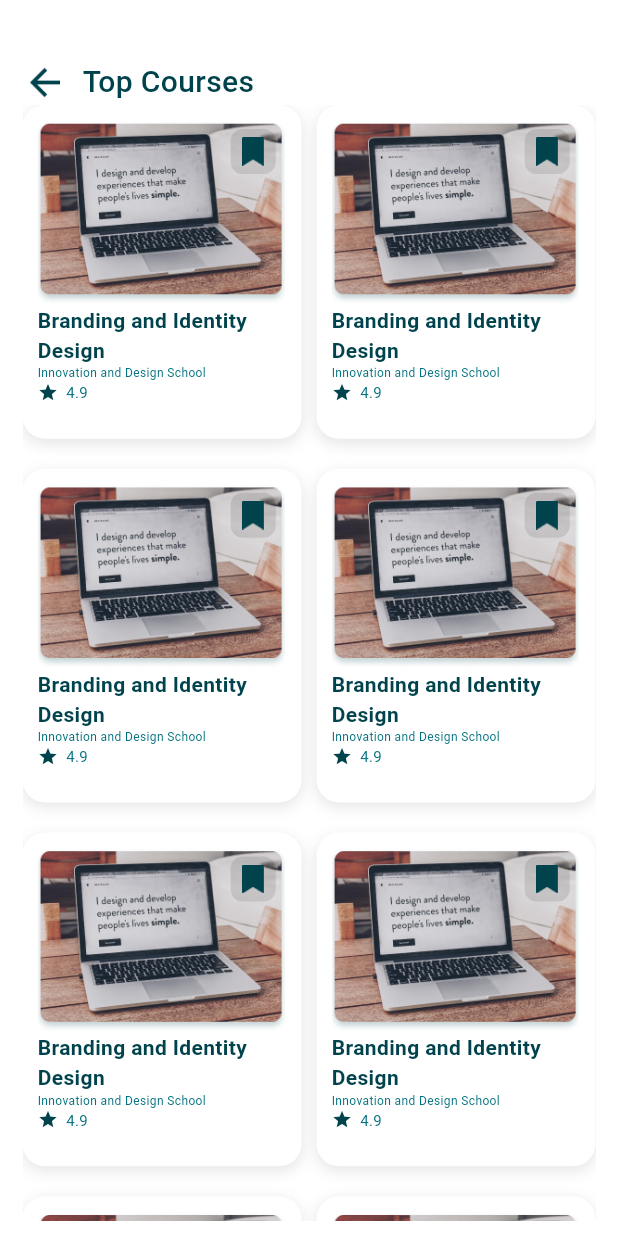
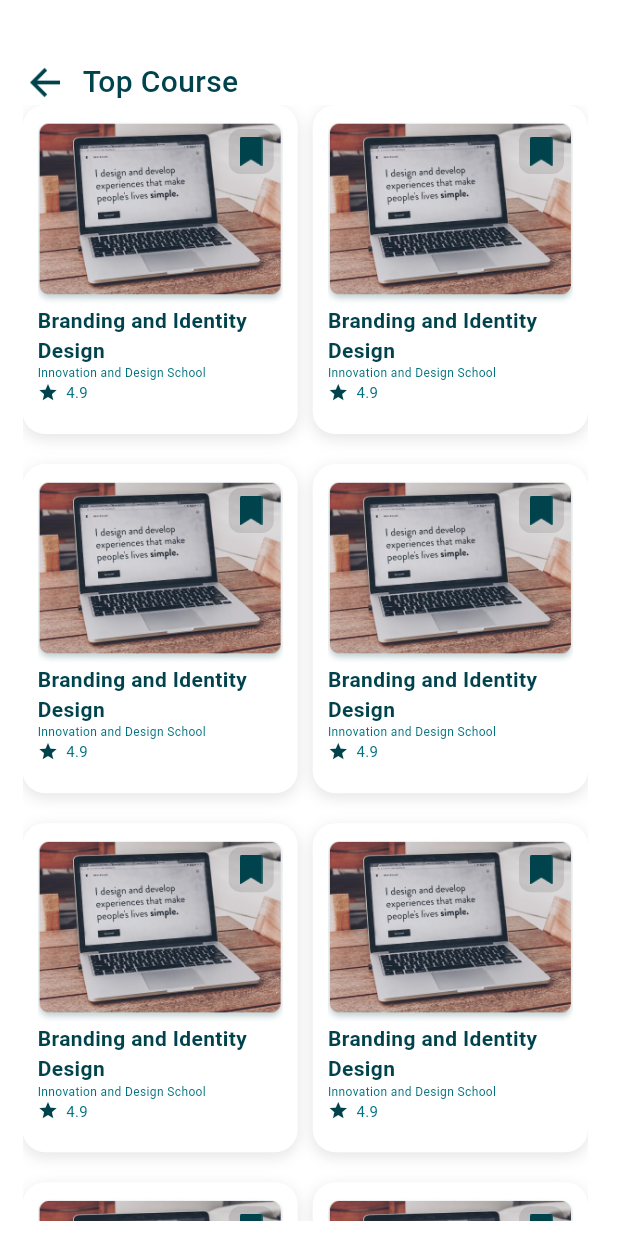
Before and after one commit to swagatapal/E_Learning, a Flutter app: the SeeAllTopCourse screen opened directly, on a phone screen of 412 x 824 dp. Run offline on Flutter 3.47's test engine with Material 3 defaults, Android fonts, the phone set to English and light mode, and no system bars; our stand-ins replace flutter_bounce, persistent_bottom_nav_bar, smooth_page_indicator.

Commit message:
my course tab pages

```diff
--- a/lib/Core/Utils/CommonWidget/common_header.dart
+++ b/lib/Core/Utils/CommonWidget/common_header.dart
@@ -2,10 +2,35 @@ import 'package:e_learning/Core/Utils/Helper/app_colors.dart';
 import 'package:flutter/material.dart';
 
 class CommonHeader extends StatelessWidget {
-  const CommonHeader({super.key});
+  final String headingName;
+  const CommonHeader({super.key, required this.headingName});
 
   @override
   Widget build(BuildContext context) {
-    return const Scaffold();
+    return Padding(
+      padding: const EdgeInsets.only(top: 40, left: 15.0, right: 15.0),
+      child: Row(
+        children: [
+          InkWell(
+              onTap: () {
+                Navigator.pop(context);
+              },
+              child: Image.asset(
+                "assets/images/arrow-back.png",
+                height: 30,
+                width: 30,
+              )),
+          const SizedBox(width: 10.0),
+          Text(
+            headingName,
+            style: TextStyle(
+                color: Theme.of(context).colorScheme.onBackground,
+                fontSize: 20.0,
+                fontWeight: FontWeight.w500,
+                fontFamily: 'Roboto'),
+          ),
+        ],
+      ),
+    );
   }
 }
--- a/lib/Screens/Home/TopCourse/View/see_all_top_course.dart
+++ b/lib/Screens/Home/TopCourse/View/see_all_top_course.dart
@@ -1,3 +1,4 @@
+import 'package:e_learning/Core/Utils/CommonWidget/common_header.dart';
 import 'package:flutter/material.dart';
 import '../../Widgets/suggestions_card.dart';
 
@@ -8,33 +9,15 @@ class SeeAllTopCourse extends StatelessWidget {
   Widget build(BuildContext context) {
     return Scaffold(
       body: Padding(
-        padding: const EdgeInsets.only(top: 40, bottom: 10.0, left: 15.0, right: 15.0),
+        // padding: const EdgeInsets.only(top: 40, bottom: 10.0, left: 15.0, right: 15.0),
+        padding: const EdgeInsets.only(right: 20.0,bottom: 10.0),
         child: Column(
           crossAxisAlignment: CrossAxisAlignment.start,
           children: [
-            Row(
-              children: [
-                InkWell(
-                    onTap: () {
-                      Navigator.pop(context);
-                    },
-                    child: Image.asset(
-                      "assets/images/arrow-back.png",
-                      height: 30,
-                      width: 30,
-                    )),
-                const SizedBox(width: 10.0),
-                Text(
-                  "Top Courses",
-                  style: TextStyle(
-                      color: Theme.of(context).colorScheme.onBackground,
-                      fontSize: 20.0,
-                      fontWeight: FontWeight.w500,
-                      fontFamily: 'Roboto'),
-                ),
-              ],
-            ),
+            const CommonHeader(headingName: "Top Course",),
             Expanded(
+              child: Padding(
+                padding: const EdgeInsets.only( left: 15.0),
                 child: GridView.count(
                   crossAxisCount: 2,
                   crossAxisSpacing: 10.0,
@@ -53,6 +36,7 @@ class SeeAllTopCourse extends StatelessWidget {
                   ),
                 ),
               ),
+            ),
           ],
         ),
       ),
```
Also changed, not shown: lib/Screens/Home/Categories/View/see_all_categories.dart (+2 -25 lines), lib/Screens/Home/SuggestionsForYou/View/see_all_suggestions.dart (+8 -26 lines), lib/Screens/Home/View/home_page.dart (+15 -4 lines), lib/Screens/Notification/View/notification_screen.dart (added, +17 -0 lines). Lines whose indentation alone changed are shown as unchanged.
